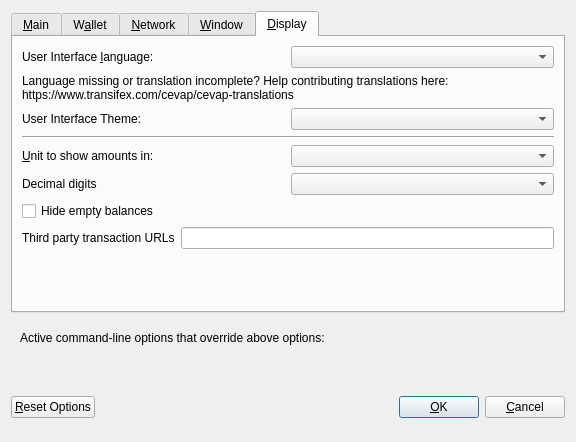
Before: the Qt Designer form src/qt/forms/optionsdialog.ui in ioncoincore/ion-archived, drawn with Qt 5.
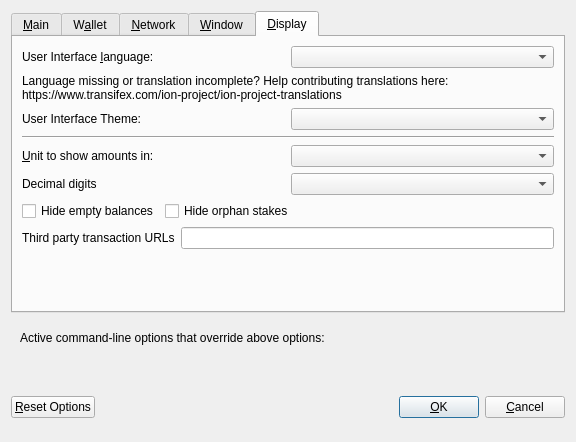
After: the same form once the commit is applied. The open tabs and pages were chosen to show the change. Custom widgets are drawn as their Qt base class.

The edit to the form file:
```diff
--- a/src/qt/forms/optionsdialog.ui
+++ b/src/qt/forms/optionsdialog.ui
@@ -507,7 +507,7 @@
          </property>
          <property name="text">
           <string>Language missing or translation incomplete? Help contributing translations here:
-https://www.transifex.com/cevap/cevap-translations</string>
+https://www.transifex.com/ion-project/ion-project-translations</string>
          </property>
          <property name="wordWrap">
           <bool>true</bool>
@@ -521,7 +521,7 @@
         </widget>
        </item>
        <item>
-        <layout class="QHBoxLayout" name="horizontalLayout_4_Display" stretch="0,0">
+        <layout class="QHBoxLayout" name="horizontalLayout_2_Display" stretch="0,0">
          <item>
           <widget class="QLabel" name="themeLabel">
            <property name="text">
@@ -542,7 +542,7 @@
         </widget>
        </item>
        <item>
-        <layout class="QHBoxLayout" name="horizontalLayout_2_Display">
+        <layout class="QHBoxLayout" name="horizontalLayout_3_Display">
          <item>
           <widget class="QLabel" name="unitLabel">
            <property name="text">
@@ -566,7 +566,7 @@
         </layout>
        </item>
        <item>
-        <layout class="QHBoxLayout" name="horizontalLayout_5_Display">
+        <layout class="QHBoxLayout" name="horizontalLayout_4_Display">
          <item>
           <widget class="QLabel" name="digitsLabel">
            <property name="text">
@@ -580,6 +580,8 @@
         </layout>
        </item>
        <item>
+        <layout class="QHBoxLayout" name="horizontalLayout_5_Display">
+         <item>
         <widget class="QCheckBox" name="checkBoxHideZeroBalances">
          <property name="toolTip">
           <string>Hide empty balances</string>
@@ -593,7 +595,32 @@
         </widget>
        </item>
        <item>
-        <layout class="QHBoxLayout" name="horizontalLayout_3_Display">
+          <widget class="QCheckBox" name="checkBoxHideOrphans">
+           <property name="toolTip">
+            <string>Hide orphan stakes in transaction lists</string>
+           </property>
+           <property name="text">
+            <string>Hide orphan stakes</string>
+           </property>
+          </widget>
+         </item>
+         <item>
+          <spacer name="horizontalSpacer">
+           <property name="orientation">
+            <enum>Qt::Horizontal</enum>
+           </property>
+           <property name="sizeHint" stdset="0">
+            <size>
+             <width>40</width>
+             <height>20</height>
+            </size>
+           </property>
+          </spacer>
+         </item>
+        </layout>
+       </item>
+       <item>
+        <layout class="QHBoxLayout" name="horizontalLayout_6_Display">
          <item>
           <widget class="QLabel" name="thirdPartyTxUrlsLabel">
            <property name="toolTip">
```
Left out of the diff: 18 changed lines with no effect on the pictures. Lines whose indentation alone changed are shown as unchanged.
